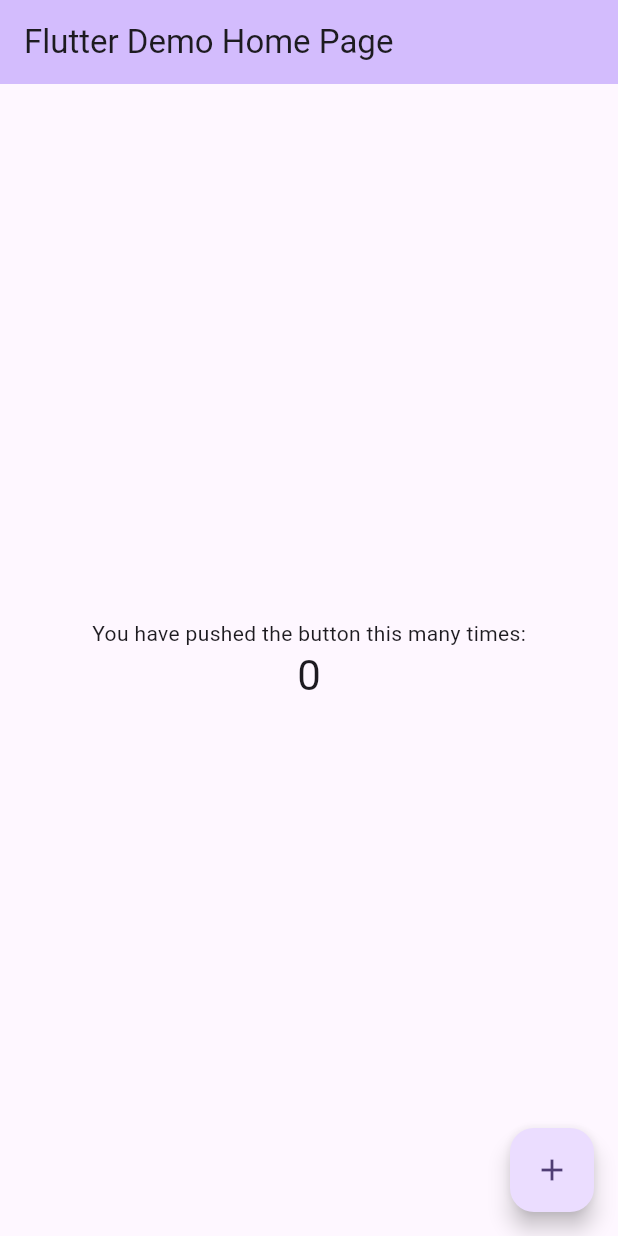
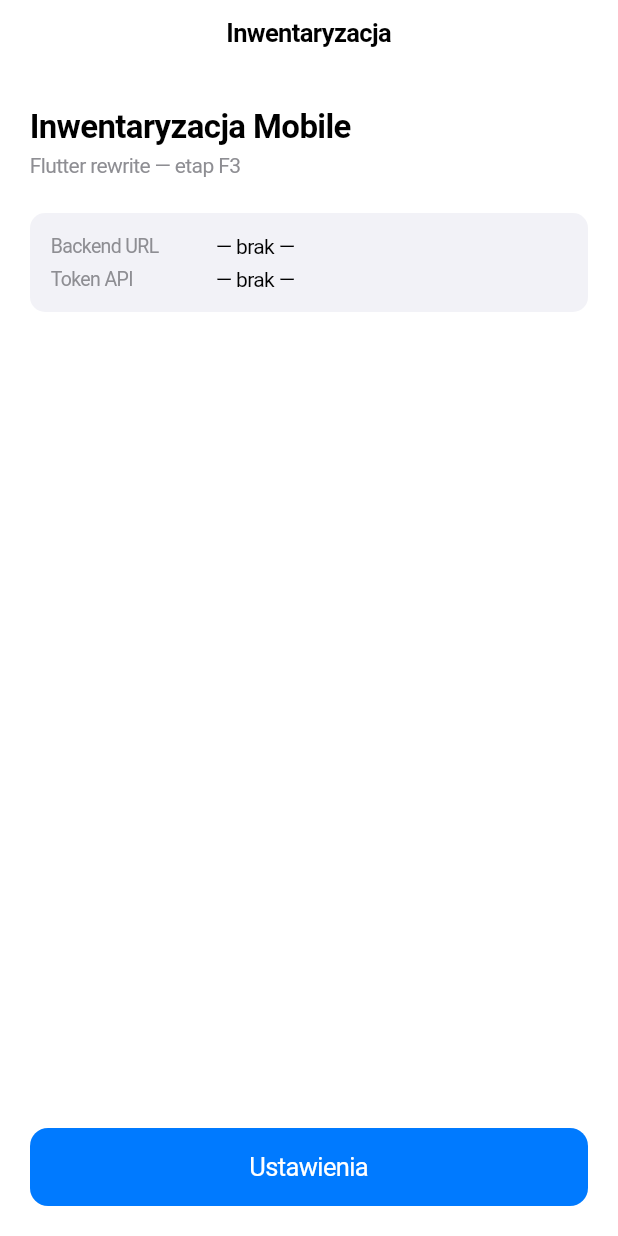
Before and after one commit to arekbr/Inwentaryzacja-Mobile, a Flutter app: the screen it shows after launch, on a phone screen of 412 x 824 dp. Run offline on Flutter 3.47's test engine with Material 3 defaults, Android fonts, the phone set to English and light mode, and no system bars; our stand-ins replace flutter_riverpod, shared_preferences.

Commit message:
feat(flutter): F3 — Settings page (URL + token, Cupertino + Riverpod)
- HomePage: Cupertino navbar + panel z aktualnym URL/token + przycisk Ustawienia
- SettingsPage: CupertinoTextField dla URL + token (obscured), CupertinoButton Zapisz
- SettingsNotifier (AsyncNotifier) + AppSettings immutable state
- Persystencja: shared_preferences (klucze api_url, api_token)
- ProviderScope w main.dart, CupertinoApp z light theme

Stack: flutter_riverpod ^3.0.x + shared_preferences. Brak Material —
celowo Cupertino-only dla iOS App Store look.

```diff
--- /dev/null
+++ b/flutter-app/lib/app/home_page.dart
@@ -0,0 +1,84 @@
+import 'package:flutter/cupertino.dart';
+import 'package:flutter_riverpod/flutter_riverpod.dart';
+
+import '../settings/settings_page.dart';
+import '../settings/settings_provider.dart';
+
+class HomePage extends ConsumerWidget {
+  const HomePage({super.key});
+
+  @override
+  Widget build(BuildContext context, WidgetRef ref) {
+    final settingsAsync = ref.watch(settingsProvider);
+
+    return CupertinoPageScaffold(
+      navigationBar: const CupertinoNavigationBar(
+        middle: Text('Inwentaryzacja'),
+      ),
+      child: SafeArea(
+        child: Padding(
+          padding: const EdgeInsets.all(20),
+          child: Column(
+            crossAxisAlignment: CrossAxisAlignment.stretch,
+            children: [
+              const SizedBox(height: 8),
+              const Text(
+                'Inwentaryzacja Mobile',
+                style: TextStyle(fontSize: 22, fontWeight: FontWeight.w600),
+              ),
+              const SizedBox(height: 4),
+              const Text(
+                'Flutter rewrite — etap F3',
+                style: TextStyle(fontSize: 14, color: CupertinoColors.systemGrey),
+              ),
+              const SizedBox(height: 24),
+              settingsAsync.when(
+                loading: () => const CupertinoActivityIndicator(),
+                error: (e, _) => Text('Błąd ustawień: $e'),
+                data: (s) => Container(
+                  padding: const EdgeInsets.all(14),
+                  decoration: BoxDecoration(
+                    color: CupertinoColors.systemGrey6.resolveFrom(context),
+                    borderRadius: BorderRadius.circular(10),
+                  ),
+                  child: Column(
+                    crossAxisAlignment: CrossAxisAlignment.start,
+                    children: [
+                      _row('Backend URL', s.apiUrl.isEmpty ? '— brak —' : s.apiUrl),
+                      const SizedBox(height: 6),
+                      _row('Token API',
+                          s.apiToken.isEmpty ? '— brak —' : '••• (${s.apiToken.length} zn.)'),
+                    ],
+                  ),
+                ),
+              ),
+              const Spacer(),
+              CupertinoButton.filled(
+                onPressed: () => Navigator.of(context).push(
+                  CupertinoPageRoute(builder: (_) => const SettingsPage()),
+                ),
+                child: const Text('Ustawienia'),
+              ),
+            ],
+          ),
+        ),
+      ),
+    );
+  }
+
+  Widget _row(String label, String value) => Row(
+        children: [
+          SizedBox(
+            width: 110,
+            child: Text(label,
+                style: const TextStyle(
+                    fontSize: 13, color: CupertinoColors.systemGrey)),
+          ),
+          Expanded(
+            child: Text(value,
+                style: const TextStyle(fontSize: 14),
+                overflow: TextOverflow.ellipsis),
+          ),
+        ],
+      );
+}
--- a/flutter-app/lib/main.dart
+++ b/flutter-app/lib/main.dart
@@ -1,122 +1,25 @@
-import 'package:flutter/material.dart';
+import 'package:flutter/cupertino.dart';
+import 'package:flutter_riverpod/flutter_riverpod.dart';
+
+import 'app/home_page.dart';
 
 void main() {
-  runApp(const MyApp());
+  runApp(const ProviderScope(child: InwentaryzacjaApp()));
 }
 
-class MyApp extends StatelessWidget {
-  const MyApp({super.key});
+class InwentaryzacjaApp extends StatelessWidget {
+  const InwentaryzacjaApp({super.key});
 
-  // This widget is the root of your application.
   @override
   Widget build(BuildContext context) {
-    return MaterialApp(
-      title: 'Flutter Demo',
-      theme: ThemeData(
-        // This is the theme of your application.
-        //
-        // TRY THIS: Try running your application with "flutter run". You'll see
-        // the application has a purple toolbar. Then, without quitting the app,
-        // try changing the seedColor in the colorScheme below to Colors.green
-        // and then invoke "hot reload" (save your changes or press the "hot
-        // reload" button in a Flutter-supported IDE, or press "r" if you used
-        // the command line to start the app).
-        //
-        // Notice that the counter didn't reset back to zero; the application
-        // state is not lost during the reload. To reset the state, use hot
-        // restart instead.
-        //
-        // This works for code too, not just values: Most code changes can be
-        // tested with just a hot reload.
-        colorScheme: .fromSeed(seedColor: Colors.deepPurple),
+    return const CupertinoApp(
+      title: 'Inwentaryzacja',
+      theme: CupertinoThemeData(
+        brightness: Brightness.light,
+        primaryColor: CupertinoColors.activeBlue,
       ),
-      home: const MyHomePage(title: 'Flutter Demo Home Page'),
+      home: HomePage(),
+      debugShowCheckedModeBanner: false,
     );
   }
 }
-
-class MyHomePage extends StatefulWidget {
-  const MyHomePage({super.key, required this.title});
-
-  // This widget is the home page of your application. It is stateful, meaning
-  // that it has a State object (defined below) that contains fields that affect
-  // how it looks.
-
-  // This class is the configuration for the state. It holds the values (in this
-  // case the title) provided by the parent (in this case the App widget) and
-  // used by the build method of the State. Fields in a Widget subclass are
-  // always marked "final".
-
-  final String title;
-
-  @override
-  State<MyHomePage> createState() => _MyHomePageState();
-}
-
-class _MyHomePageState extends State<MyHomePage> {
-  int _counter = 0;
-
-  void _incrementCounter() {
-    setState(() {
-      // This call to setState tells the Flutter framework that something has
-      // changed in this State, which causes it to rerun the build method below
-      // so that the display can reflect the updated values. If we changed
-      // _counter without calling setState(), then the build method would not be
-      // called again, and so nothing would appear to happen.
-      _counter++;
-    });
-  }
-
-  @override
-  Widget build(BuildContext context) {
-    // This method is rerun every time setState is called, for instance as done
-    // by the _incrementCounter method above.
-    //
-    // The Flutter framework has been optimized to make rerunning build methods
-    // fast, so that you can just rebuild anything that needs updating rather
-    // than having to individually change instances of widgets.
-    return Scaffold(
-      appBar: AppBar(
-        // TRY THIS: Try changing the color here to a specific color (to
-        // Colors.amber, perhaps?) and trigger a hot reload to see the AppBar
-        // change color while the other colors stay the same.
-        backgroundColor: Theme.of(context).colorScheme.inversePrimary,
-        // Here we take the value from the MyHomePage object that was created by
-        // the App.build method, and use it to set our appbar title.
-        title: Text(widget.title),
-      ),
-      body: Center(
-        // Center is a layout widget. It takes a single child and positions it
-        // in the middle of the parent.
-        child: Column(
-          // Column is also a layout widget. It takes a list of children and
-          // arranges them vertically. By default, it sizes itself to fit its
-          // children horizontally, and tries to be as tall as its parent.
-          //
-          // Column has various properties to control how it sizes itself and
-          // how it positions its children. Here we use mainAxisAlignment to
-          // center the children vertically; the main axis here is the vertical
-          // axis because Columns are vertical (the cross axis would be
-          // horizontal).
-          //
-          // TRY THIS: Invoke "debug painting" (choose the "Toggle Debug Paint"
-          // action in the IDE, or press "p" in the console), to see the
-          // wireframe for each widget.
-          mainAxisAlignment: .center,
-          children: [
-            const Text('You have pushed the button this many times:'),
-            Text(
-              '$_counter',
-              style: Theme.of(context).textTheme.headlineMedium,
-            ),
-          ],
-        ),
-      ),
-      floatingActionButton: FloatingActionButton(
-        onPressed: _incrementCounter,
-        tooltip: 'Increment',
-        child: const Icon(Icons.add),
-      ),
-    );
-  }
-}
--- a/flutter-app/pubspec.yaml
+++ b/flutter-app/pubspec.yaml
@@ -34,6 +34,8 @@
   # The following adds the Cupertino Icons font to your application.
   # Use with the CupertinoIcons class for iOS style icons.
   cupertino_icons: ^1.0.8
+  flutter_riverpod: ^3.3.1
+  shared_preferences: ^2.5.5
 
 dev_dependencies:
   flutter_test:
```
Also changed, not shown: flutter-app/lib/settings/settings_page.dart (added, +99 -0 lines), flutter-app/lib/settings/settings_provider.dart (added, +31 -0 lines), flutter-app/lib/settings/settings_state.dart (added, +16 -0 lines), flutter-app/pubspec.lock, 7 other files.
